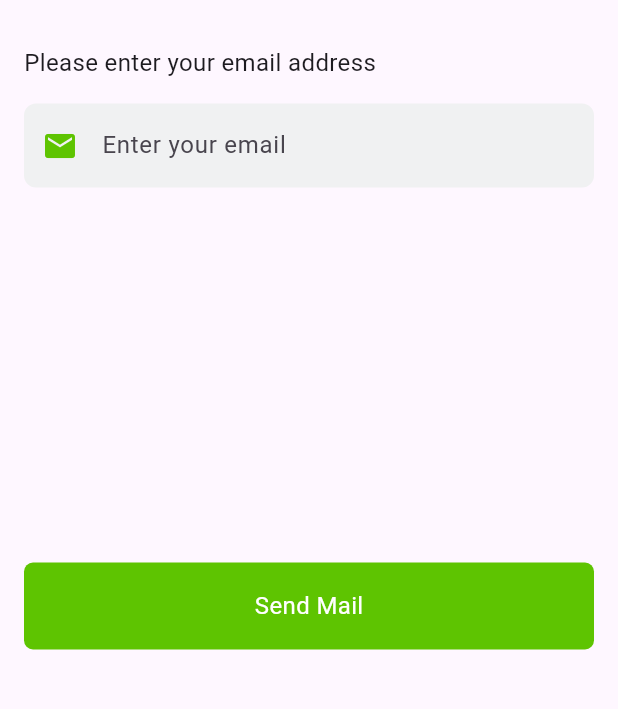
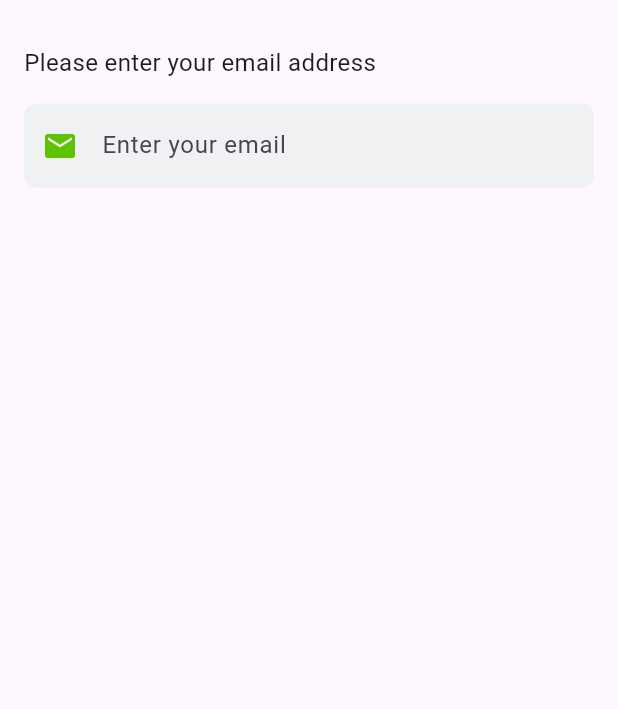
Before and after one commit to Hannan-Hussain/groplus, a Flutter app: the ForgetPasswordScreen screen opened directly, on a phone screen of 412 x 824 dp, the part 333-1042 px from its top. Run offline on Flutter 3.47's test engine with Material 3 defaults, Android fonts, the phone set to English and light mode, and no system bars; our stand-ins replace cloud_firestore, firebase_auth, firebase_core; accounts and stored records are empty.

Commit message:
remvoe button from forget screen

```diff
--- a/lib/screens/forget_password_screen.dart
+++ b/lib/screens/forget_password_screen.dart
@@ -96,11 +96,7 @@ class _ForgetPasswordScreenState extends State<ForgetPasswordScreen> {
                       controller: emailController,
                     ),
                     const SizedBox(height: 250),
-                    PrimaryButton(
-                      title: "Send Mail",
-                      icon: Icons.mail,
-                      ontap: sendLinkForResetPassword,
-                    ),
+
                   ],
                 ),
               ),
```
